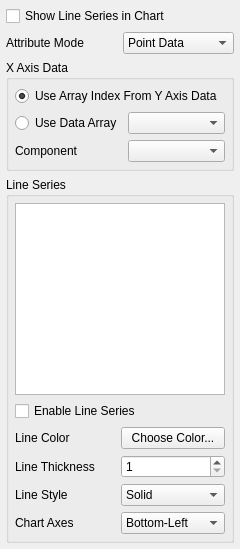
Above: Qt/Components/Resources/UI/pqXYPlotDisplayEditor.ui from wildmichael/ParaView3-enhancements-old before the change. Below: the same form after it.
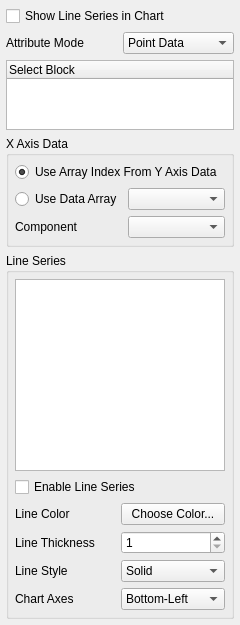
That is the form after the change. Icons and pictures are not drawn. Custom widgets are drawn as their Qt base class.

Commit message: ENH: XY Plot view can now show composite datasets. If input is a composite dataset, a composite node chooser tree apprears on the display tab. This makes is possible to view selection extracted over time for multiple cells/points.

The edit to the form file:
```diff
--- a/Qt/Components/Resources/UI/pqXYPlotDisplayEditor.ui
+++ b/Qt/Components/Resources/UI/pqXYPlotDisplayEditor.ui
@@ -17,6 +17,65 @@
     <number>6</number>
    </property>
    <item row="3" column="0" colspan="2" >
+    <widget class="QGroupBox" name="groupBox" >
+     <property name="title" >
+      <string>X Axis Data</string>
+     </property>
+     <layout class="QGridLayout" >
+      <property name="margin" >
+       <number>6</number>
+      </property>
+      <property name="spacing" >
+       <number>6</number>
+      </property>
+      <item row="2" column="1" >
+       <widget class="QComboBox" name="XAxisComponent" >
+        <property name="whatsThis" >
+         <string>Choose the component of the x-axis data array.</string>
+        </property>
+       </widget>
+      </item>
+      <item row="2" column="0" >
+       <widget class="QLabel" name="label_6" >
+        <property name="text" >
+         <string>Component</string>
+        </property>
+       </widget>
+      </item>
+      <item row="1" column="1" >
+       <widget class="QComboBox" name="XAxisArray" >
+        <property name="whatsThis" >
+         <string>Choose the name of the x-axis data array.</string>
+        </property>
+       </widget>
+      </item>
+      <item row="1" column="0" >
+       <widget class="QRadioButton" name="UseDataArray" >
+        <property name="whatsThis" >
+         <string>Select this option to use a data array to define the x-axis points.</string>
+        </property>
+        <property name="text" >
+         <string>Use Data Array</string>
+        </property>
+       </widget>
+      </item>
+      <item row="0" column="0" colspan="2" >
+       <widget class="QRadioButton" name="UseArrayIndex" >
+        <property name="whatsThis" >
+         <string>Select this option to use the indexes of the y-axis array for the x-axis points.</string>
+        </property>
+        <property name="text" >
+         <string>Use Array Index From Y Axis Data</string>
+        </property>
+        <property name="checked" >
+         <bool>true</bool>
+        </property>
+       </widget>
+      </item>
+     </layout>
+    </widget>
+   </item>
+   <item row="4" column="0" colspan="2" >
     <widget class="QGroupBox" name="SeriesGroup" >
      <property name="sizePolicy" >
       <sizepolicy>
@@ -230,62 +289,12 @@
     </widget>
    </item>
    <item row="2" column="0" colspan="2" >
-    <widget class="QGroupBox" name="groupBox" >
-     <property name="title" >
-      <string>X Axis Data</string>
-     </property>
-     <layout class="QGridLayout" >
-      <property name="margin" >
-       <number>6</number>
+    <widget class="pqTreeWidget" name="CompositeIndex" >
+     <column>
+      <property name="text" >
+       <string>Select Block</string>
       </property>
-      <property name="spacing" >
-       <number>6</number>
-      </property>
-      <item row="2" column="1" >
-       <widget class="QComboBox" name="XAxisComponent" >
-        <property name="whatsThis" >
-         <string>Choose the component of the x-axis data array.</string>
-        </property>
-       </widget>
-      </item>
-      <item row="2" column="0" >
-       <widget class="QLabel" name="label_6" >
-        <property name="text" >
-         <string>Component</string>
-        </property>
-       </widget>
-      </item>
-      <item row="1" column="1" >
-       <widget class="QComboBox" name="XAxisArray" >
-        <property name="whatsThis" >
-         <string>Choose the name of the x-axis data array.</string>
-        </property>
-       </widget>
-      </item>
-      <item row="1" column="0" >
-       <widget class="QRadioButton" name="UseDataArray" >
-        <property name="whatsThis" >
-         <string>Select this option to use a data array to define the x-axis points.</string>
-        </property>
-        <property name="text" >
-         <string>Use Data Array</string>
-        </property>
-       </widget>
-      </item>
-      <item row="0" column="0" colspan="2" >
-       <widget class="QRadioButton" name="UseArrayIndex" >
-        <property name="whatsThis" >
-         <string>Select this option to use the indexes of the y-axis array for the x-axis points.</string>
-        </property>
-        <property name="text" >
-         <string>Use Array Index From Y Axis Data</string>
-        </property>
-        <property name="checked" >
-         <bool>true</bool>
-        </property>
-       </widget>
-      </item>
-     </layout>
+     </column>
     </widget>
    </item>
   </layout>
@@ -296,6 +305,11 @@
    <extends>QTreeView</extends>
    <header>pqTreeView.h</header>
   </customwidget>
+  <customwidget>
+   <class>pqTreeWidget</class>
+   <extends>QTreeWidget</extends>
+   <header>pqTreeWidget.h</header>
+  </customwidget>
   <customwidget>
    <class>pqColorChooserButton</class>
    <extends>QPushButton</extends>
```
Left out of the diff: 40 changed lines with no effect on the pictures. The commit also changes 4 other files.
